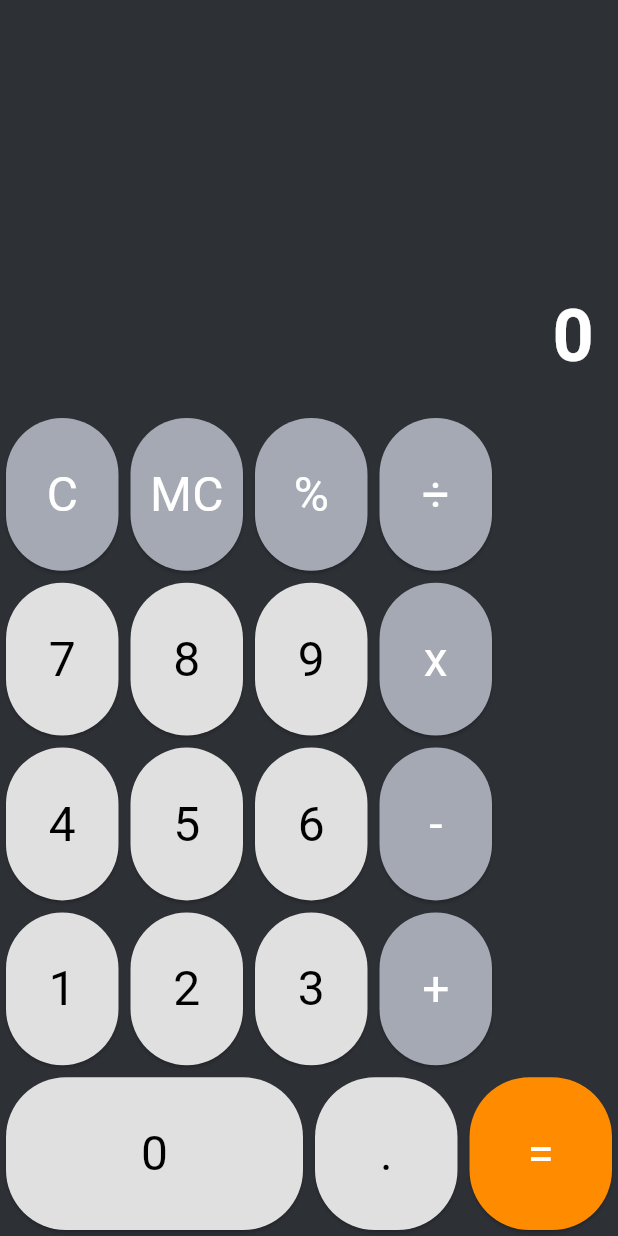
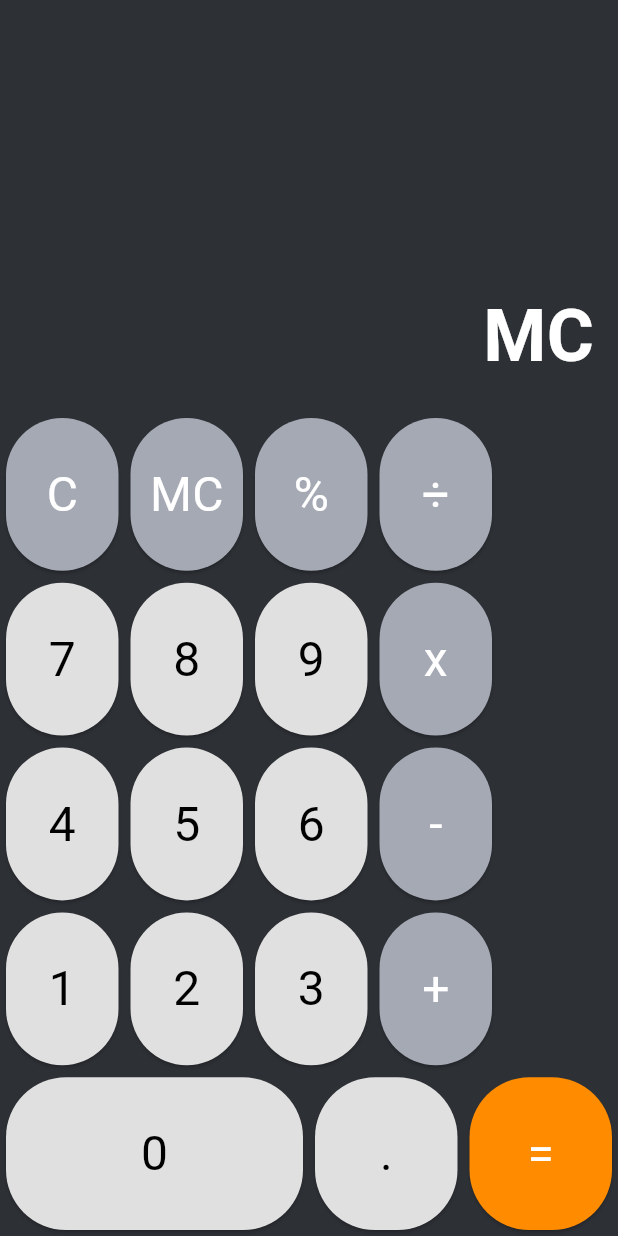
Before and after one commit to KalitorifyOff/vibeCalci1, a Flutter app: the screen it shows after launch, after a tap on "MC", on a phone screen of 412 x 824 dp. Run offline on Flutter 3.47's test engine with Material 3 defaults, Android fonts, the phone set to English and light mode, and no system bars.

Commit message:
Feat: Implement input logic for number and decimal buttons, mark step 7 as complete

```diff
--- a/lib/main.dart
+++ b/lib/main.dart
@@ -56,6 +56,25 @@ class MyHomePage extends StatefulWidget {
 }
 
 class _MyHomePageState extends State<MyHomePage> {
+  String _expression = '';
+  String _result = '0';
+
+  void _onButtonPressed(String buttonText) {
+    setState(() {
+      if (buttonText == '.') {
+        if (!_result.contains('.')) {
+          _result += buttonText;
+        }
+      } else {
+        if (_result == '0') {
+          _result = buttonText;
+        } else {
+          _result += buttonText;
+        }
+      }
+    });
+  }
+
   @override
   Widget build(BuildContext context) {
     return Scaffold(
@@ -66,8 +85,8 @@ class _MyHomePageState extends State<MyHomePage> {
           Expanded(
             flex: 1,
             child: CalculatorDisplay(
-              expression: ' ', // Placeholder for previous operation
-              result: '0', // Placeholder for current result
+              expression: _expression,
+              result: _result,
             ),
           ),
           // Button Grid Area
@@ -80,10 +99,10 @@ class _MyHomePageState extends State<MyHomePage> {
                   child: Row(
                     crossAxisAlignment: CrossAxisAlignment.stretch,
                     children: <Widget>[
-                      CalculatorButton(text: 'C', color: const Color(0xFFA5A9B4), textColor: Colors.white, onPressed: () {}),
-                      CalculatorButton(text: 'MC', color: const Color(0xFFA5A9B4), textColor: Colors.white, onPressed: () {}),
-                      CalculatorButton(text: '%', color: const Color(0xFFA5A9B4), textColor: Colors.white, onPressed: () {}),
-                      CalculatorButton(text: '÷', color: const Color(0xFFA5A9B4), textColor: Colors.white, onPressed: () {}),
+                      CalculatorButton(text: 'C', color: const Color(0xFFA5A9B4), textColor: Colors.white, onPressed: () => _onButtonPressed('C')),
+                      CalculatorButton(text: 'MC', color: const Color(0xFFA5A9B4), textColor: Colors.white, onPressed: () => _onButtonPressed('MC')),
+                      CalculatorButton(text: '%', color: const Color(0xFFA5A9B4), textColor: Colors.white, onPressed: () => _onButtonPressed('%')),
+                      CalculatorButton(text: '÷', color: const Color(0xFFA5A9B4), textColor: Colors.white, onPressed: () => _onButtonPressed('÷')),
                     ],
                   ),
                 ),
@@ -92,10 +111,10 @@ class _MyHomePageState extends State<MyHomePage> {
                   child: Row(
                     crossAxisAlignment: CrossAxisAlignment.stretch,
                     children: <Widget>[
-                      CalculatorButton(text: '7', onPressed: () {}),
-                      CalculatorButton(text: '8', onPressed: () {}),
-                      CalculatorButton(text: '9', onPressed: () {}),
-                      CalculatorButton(text: 'x', color: const Color(0xFFA5A9B4), textColor: Colors.white, onPressed: () {}),
+                      CalculatorButton(text: '7', onPressed: () => _onButtonPressed('7')),
+                      CalculatorButton(text: '8', onPressed: () => _onButtonPressed('8')),
+                      CalculatorButton(text: '9', onPressed: () => _onButtonPressed('9')),
+                      CalculatorButton(text: 'x', color: const Color(0xFFA5A9B4), textColor: Colors.white, onPressed: () => _onButtonPressed('x')),
                     ],
                   ),
                 ),
@@ -104,10 +123,10 @@ class _MyHomePageState extends State<MyHomePage> {
                   child: Row(
                     crossAxisAlignment: CrossAxisAlignment.stretch,
                     children: <Widget>[
-                      CalculatorButton(text: '4', onPressed: () {}),
-                      CalculatorButton(text: '5', onPressed: () {}),
-                      CalculatorButton(text: '6', onPressed: () {}),
-                      CalculatorButton(text: '-', color: const Color(0xFFA5A9B4), textColor: Colors.white, onPressed: () {}),
+                      CalculatorButton(text: '4', onPressed: () => _onButtonPressed('4')),
+                      CalculatorButton(text: '5', onPressed: () => _onButtonPressed('5')),
+                      CalculatorButton(text: '6', onPressed: () => _onButtonPressed('6')),
+                      CalculatorButton(text: '-', color: const Color(0xFFA5A9B4), textColor: Colors.white, onPressed: () => _onButtonPressed('-')),
                     ],
                   ),
                 ),
@@ -116,10 +135,10 @@ class _MyHomePageState extends State<MyHomePage> {
                   child: Row(
                     crossAxisAlignment: CrossAxisAlignment.stretch,
                     children: <Widget>[
-                      CalculatorButton(text: '1', onPressed: () {}),
-                      CalculatorButton(text: '2', onPressed: () {}),
-                      CalculatorButton(text: '3', onPressed: () {}),
-                      CalculatorButton(text: '+', color: const Color(0xFFA5A9B4), textColor: Colors.white, onPressed: () {}),
+                      CalculatorButton(text: '1', onPressed: () => _onButtonPressed('1')),
+                      CalculatorButton(text: '2', onPressed: () => _onButtonPressed('2')),
+                      CalculatorButton(text: '3', onPressed: () => _onButtonPressed('3')),
+                      CalculatorButton(text: '+', color: const Color(0xFFA5A9B4), textColor: Colors.white, onPressed: () => _onButtonPressed('+')),
                     ],
                   ),
                 ),
@@ -130,15 +149,15 @@ class _MyHomePageState extends State<MyHomePage> {
                     children: <Widget>[
                       Expanded(
                         flex: 2, // Double width for 0
-                        child: CalculatorButton(text: '0', bigButton: true, onPressed: () {}),
+                        child: CalculatorButton(text: '0', bigButton: true, onPressed: () => _onButtonPressed('0')),
                       ),
                       Expanded(
                         flex: 1,
-                        child: CalculatorButton(text: '.', onPressed: () {}),
+                        child: CalculatorButton(text: '.', onPressed: () => _onButtonPressed('.')),
                       ),
                       Expanded(
                         flex: 1,
-                        child: CalculatorButton(text: '=', color: const Color(0xFFFF8C00), textColor: Colors.white, onPressed: () {}),
+                        child: CalculatorButton(text: '=', color: const Color(0xFFFF8C00), textColor: Colors.white, onPressed: () => _onButtonPressed('=')),
                       ),
                     ],
                   ),
```
Also changed, not shown: 1 other file.
